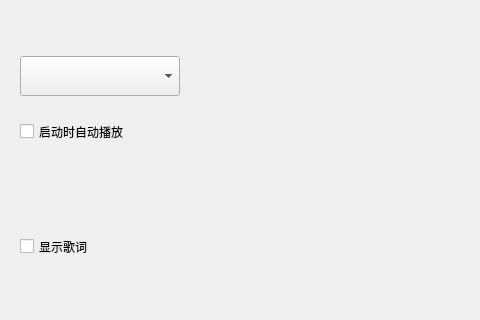
Qt form OnePlayer/src/settingtabwidget.ui (whdicu/OnePlayer) before a commit; both pictures show x 0 to 480 and y 0 to 320 of the 896 by 495 pixel window.
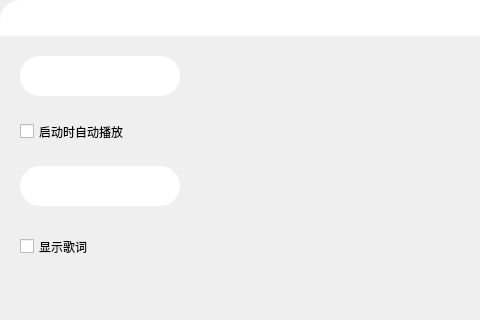
The same form after that commit. Custom widgets are drawn as their Qt base class.

The edit to the form file:
```diff
--- a/OnePlayer/src/settingtabwidget.ui
+++ b/OnePlayer/src/settingtabwidget.ui
@@ -51,15 +51,7 @@
 	background-color: transparent;
 	border: none;
 }
-#btn_widget QPushButton:hover
-{
-	background-color: rgba(182, 209, 200, 0.5);
-	border: none;
-	border-top-left-radius: 20px;
-	border-top-right-radius: 20px;
-}
 
- 
 #stacked_widget
 {
 	border: none;
@@ -67,16 +59,6 @@
 	border-bottom-right-radius: 20px;
 }
 
-#stacked_widget&gt;QWidget&gt;QWidget
-{
-	background-color: rgba(182, 209, 200, 0.75);
-	border: none;
-	border-top-left-radius: 0px;
-	border-top-right-radius: 0px;
-	border-bottom-left-radius: 20px;
-	border-bottom-right-radius: 20px;
-}
-
 #btn_open_dir,
 #btn_open_dir_download
 {
```
